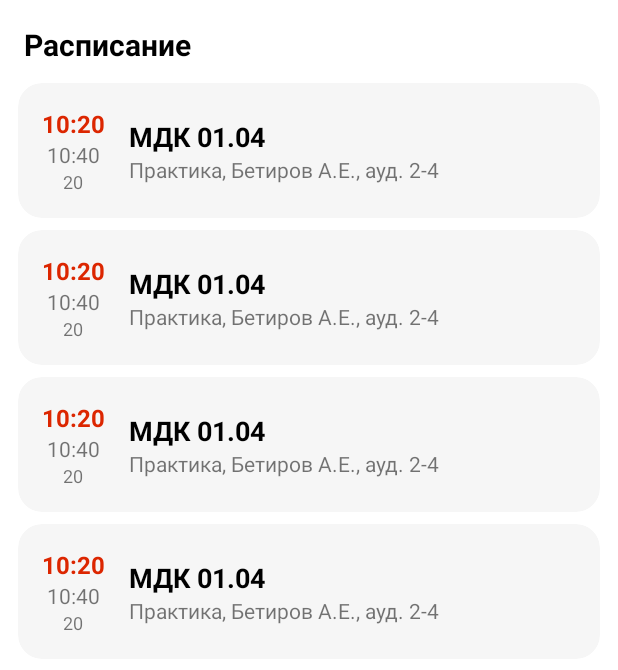
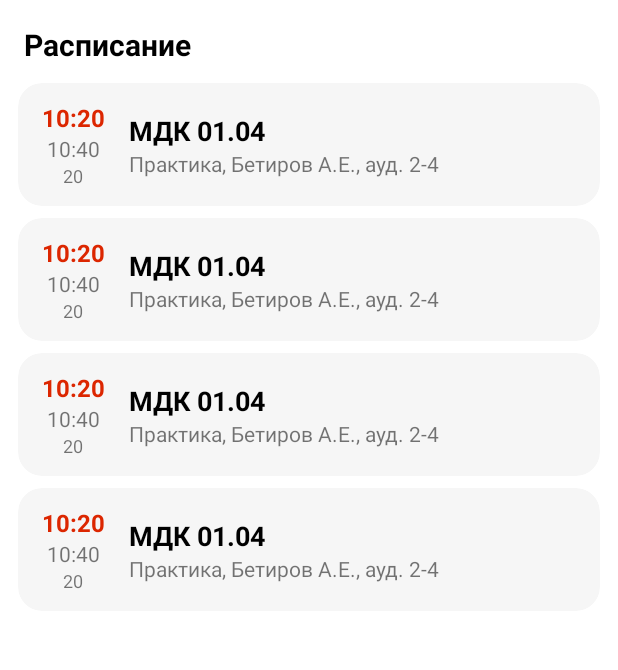
Before and after one commit to NikitaTr99/my-vspc-android, an Android app: the layout rv_item_discover_schedule.xml on its own in the app's theme, with its tools: preview values and no code run, on a phone screen of 412 x 824 dp. Shown: the top 670 px of the screen. Run offline under Robolectric (Android 15) with nearby library versions, the phone set to English and light mode, and no system bars.

```diff
--- a/app/src/main/res/layout/rv_item_schedule_lesson.xml
+++ b/app/src/main/res/layout/rv_item_schedule_lesson.xml
@@ -12,7 +12,8 @@
     xmlns:app="http://schemas.android.com/apk/res-auto">
 
     <androidx.constraintlayout.widget.ConstraintLayout
-        android:layout_margin="16dp"
+        android:layout_marginVertical="12dp"
+        android:layout_marginHorizontal="16dp"
         android:layout_width="match_parent"
         android:layout_height="match_parent">
 
```
